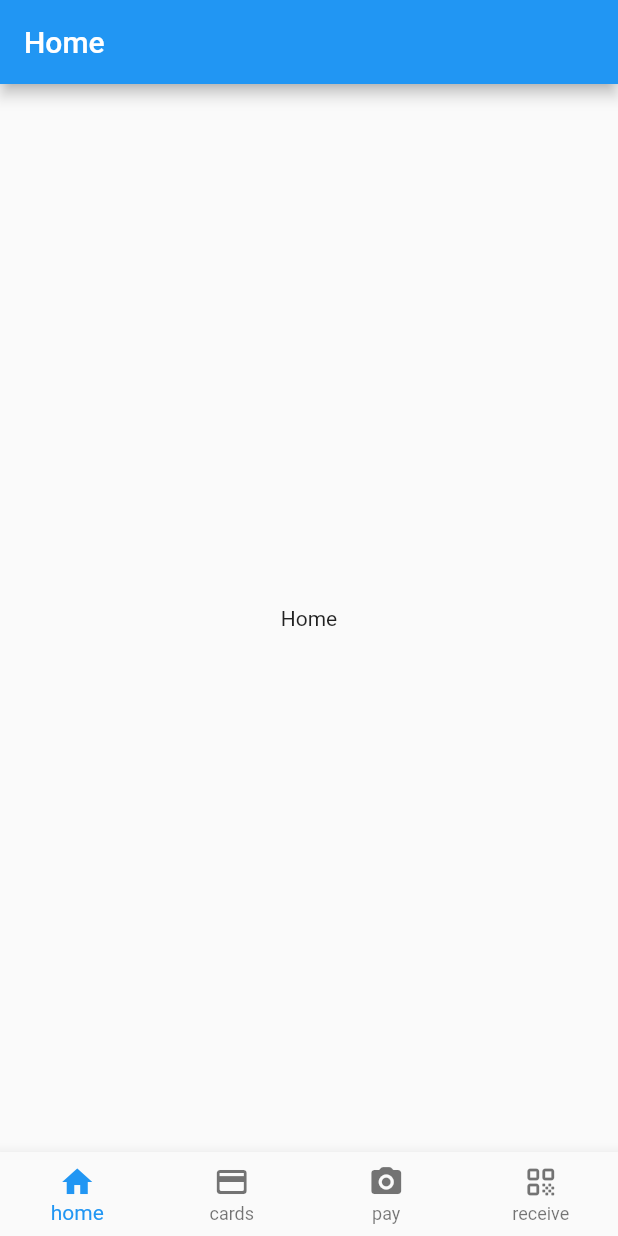
After one commit to BhaskarDutta2209/FlutterAppWithMetamask, a Flutter app: the SecondPage screen opened by its route, on a phone screen of 412 x 824 dp. The commit adds this screen. Run offline on Flutter 3.47's test engine with Material 2 defaults, Android fonts, the phone set to English and light mode, and no system bars; our stand-ins replace google_fonts, qr_flutter, slider_button; missing offline and left inert: qr_code_scanner, walletconnect_dart, web3dart.

Commit message:
code not working yet

```diff
--- a/lib/main.dart
+++ b/lib/main.dart
@@ -1,4 +1,5 @@
 import 'package:flutter/material.dart';
+import 'package:my_app/pages/second_page.dart';
 import 'package:my_app/utils/routes.dart';
 import 'package:my_app/pages/login_page.dart';
 
@@ -15,6 +16,7 @@ class MyApp extends StatelessWidget {
       initialRoute: MyRoutes.loginRoute,
       routes: {
         MyRoutes.loginRoute: (context) => const LoginPage(),
+        MyRoutes.secondPage:(context) => const SecondPage()
       },
     );
   }
--- /dev/null
+++ b/lib/pages/second_page.dart
@@ -0,0 +1,52 @@
+import 'package:flutter/material.dart';
+import 'package:my_app/widgets/cards_widget.dart';
+import 'package:my_app/widgets/home_widget.dart';
+import 'package:my_app/widgets/pay_widget.dart';
+import 'package:my_app/widgets/receive_widget.dart';
+
+class SecondPage extends StatefulWidget {
+  const SecondPage({Key? key}) : super(key: key);
+
+  @override
+  State<SecondPage> createState() => _SecondPageState();
+}
+
+class _SecondPageState extends State<SecondPage> {
+  int _currentIndex = 0;
+
+  final appBarTitles = ['Home', 'Cards', 'Pay', 'Receive'];
+
+  final List<Widget> _widgetOptions = [
+    HomeWidget(),
+    CardsWidget(),
+    PayWidget(),
+    ReceiveWidget()
+  ];
+
+  @override
+  Widget build(BuildContext context) {
+    return Scaffold(
+      appBar: AppBar(
+        title: Text(appBarTitles[_currentIndex]),
+        automaticallyImplyLeading: false,
+      ),
+      body: Center(child: _widgetOptions.elementAt(_currentIndex)),
+      bottomNavigationBar: BottomNavigationBar(
+        type: BottomNavigationBarType.fixed,
+        items: const [
+          BottomNavigationBarItem(icon: Icon(Icons.home), label: 'home'),
+          BottomNavigationBarItem(
+              icon: Icon(Icons.credit_card_rounded), label: 'cards'),
+          BottomNavigationBarItem(
+              icon: Icon(Icons.camera_alt_rounded), label: 'pay'),
+          BottomNavigationBarItem(
+              icon: Icon(Icons.qr_code_rounded), label: 'receive')
+        ],
+        currentIndex: _currentIndex,
+        onTap: (index) => setState(() {
+          _currentIndex = index;
+        }),
+      ),
+    );
+  }
+}
--- a/lib/utils/routes.dart
+++ b/lib/utils/routes.dart
@@ -1,4 +1,5 @@
 class MyRoutes {
   static String loginRoute = '/login';
+  static String secondPage = '/secondpage';
   // static String homeRoute = '/home';
 }
--- /dev/null
+++ b/lib/widgets/home_widget.dart
@@ -0,0 +1,12 @@
+import 'package:flutter/material.dart';
+
+class HomeWidget extends StatelessWidget {
+  const HomeWidget({Key? key}) : super(key: key);
+
+  @override
+  Widget build(BuildContext context) {
+    return Center(
+      child: Text("Home"),
+    );
+  }
+}
--- a/pubspec.yaml
+++ b/pubspec.yaml
@@ -39,6 +39,8 @@ dependencies:
   google_fonts: ^3.0.1
   slider_button: ^2.0.0
   web3dart: ^2.3.5
+  qr_flutter: ^4.0.0
+  qr_code_scanner: ^1.0.0
 
 dev_dependencies:
   flutter_test:
```
Also changed, not shown: lib/pages/login_page.dart (+6 -9 lines), lib/widgets/cards_widget.dart (added, +12 -0 lines), lib/widgets/pay_widget.dart (added, +71 -0 lines), lib/widgets/receive_widget.dart (added, +17 -0 lines), assets/images/polygon.png (added), pubspec.lock, 1 other file.
